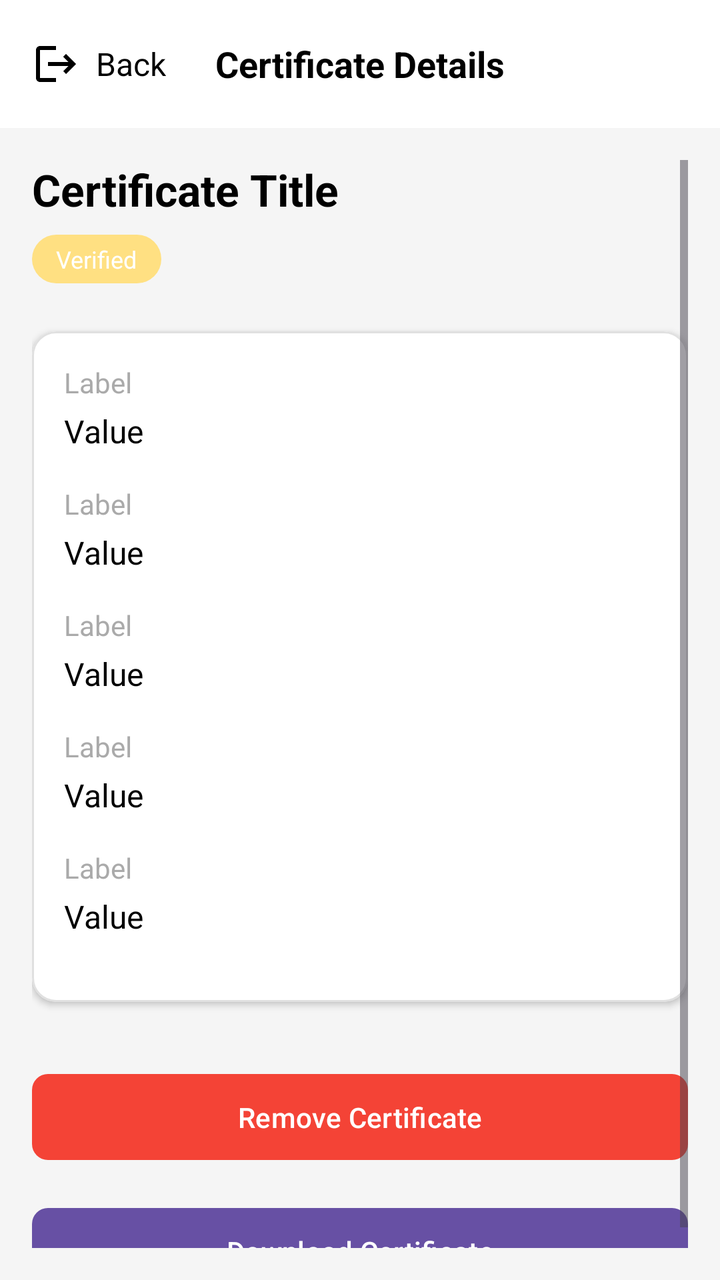
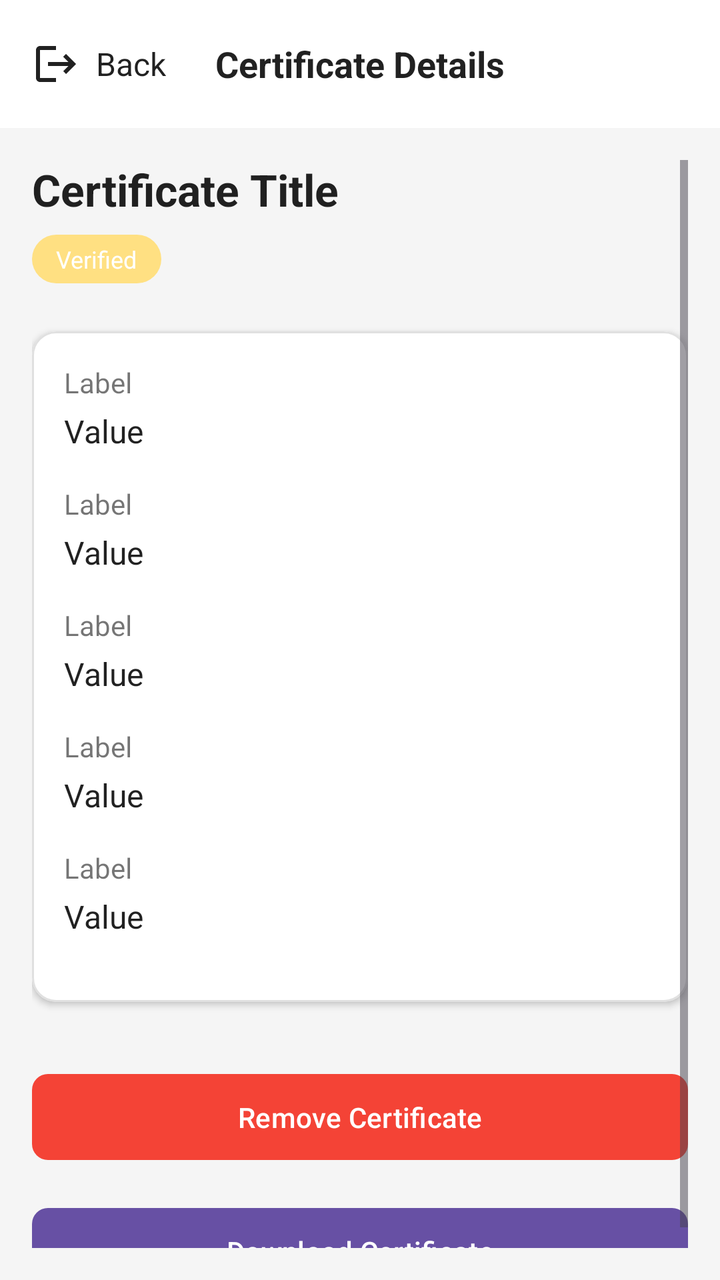

Compare the two renders of this Android layout. The source of the first and the diff that turns it into the second are given below.
<!-- AndroidManifest.xml: application theme Theme.MicroCredential -->
<!-- res/layout/activity_view_certificate.xml -->
<?xml version="1.0" encoding="utf-8"?>
<androidx.constraintlayout.widget.ConstraintLayout xmlns:android="http://schemas.android.com/apk/res/android"
    xmlns:app="http://schemas.android.com/apk/res-auto"
    xmlns:tools="http://schemas.android.com/tools"
    android:layout_width="match_parent"
    android:layout_height="match_parent"
    android:background="#F5F5F5"
    tools:context=".ViewCertificateActivity">

    
    <com.google.android.material.appbar.AppBarLayout
        android:id="@+id/appbar"
        android:layout_width="match_parent"
        android:layout_height="wrap_content"
        android:background="#FFFFFF"
        app:elevation="0dp"
        app:layout_constraintTop_toTopOf="parent">

        <androidx.appcompat.widget.Toolbar
            android:layout_width="match_parent"
            android:layout_height="?attr/actionBarSize">
            
            <LinearLayout
                android:id="@+id/btn_back"
                android:layout_width="wrap_content"
                android:layout_height="wrap_content"
                android:gravity="center_vertical"
                android:orientation="horizontal"
                android:background="?attr/selectableItemBackground"
                android:clickable="true"
                android:focusable="true">
                
                <ImageView
                    android:layout_width="24dp"
                    android:layout_height="24dp"
                    android:src="@drawable/ic_back_arrow"
                    app:tint="#000000"/>
                    
                <TextView
                    android:layout_width="wrap_content"
                    android:layout_height="wrap_content"
                    android:text="Back"
                    android:textColor="#000000"
                    android:textSize="16sp"
                    android:layout_marginStart="8dp"/>
            </LinearLayout>

            <TextView
                android:layout_width="wrap_content"
                android:layout_height="wrap_content"
                android:text="Certificate Details"
                android:textColor="#000000"
                android:textStyle="bold"
                android:textSize="18sp"
                android:layout_gravity="center"/>
                
        </androidx.appcompat.widget.Toolbar>
    </com.google.android.material.appbar.AppBarLayout>

    
    <ScrollView
        android:layout_width="match_parent"
        android:layout_height="0dp"
        android:padding="16dp"
        app:layout_constraintTop_toBottomOf="@id/appbar"
        app:layout_constraintBottom_toBottomOf="parent">

        <LinearLayout
            android:layout_width="match_parent"
            android:layout_height="wrap_content"
            android:orientation="vertical">

            
            <TextView
                android:id="@+id/tv_title"
                android:layout_width="match_parent"
                android:layout_height="wrap_content"
                android:text="Certificate Title"
                android:textSize="22sp"
                android:textStyle="bold"
                android:textColor="#000000"
                android:layout_marginBottom="8dp"/>

            <TextView
                android:id="@+id/tv_status"
                android:layout_width="wrap_content"
                android:layout_height="wrap_content"
                android:text="Verified"
                android:background="@drawable/bg_status_pending"
                android:textColor="#FFFFFF"
                android:textSize="12sp"
                android:paddingStart="12dp"
                android:paddingEnd="12dp"
                android:paddingTop="4dp"
                android:paddingBottom="4dp"
                android:layout_marginBottom="24dp"/>

            
            <com.google.android.material.card.MaterialCardView
                android:layout_width="match_parent"
                android:layout_height="wrap_content"
                app:cardCornerRadius="12dp"
                app:cardElevation="2dp"
                app:strokeColor="#E0E0E0"
                app:strokeWidth="1dp"
                android:backgroundTint="#FFFFFF">

                <LinearLayout
                    android:layout_width="match_parent"
                    android:layout_height="wrap_content"
                    android:orientation="vertical"
                    android:padding="16dp">

                    <include layout="@layout/item_detail_row" android:id="@+id/row_organization"/>
                    <include layout="@layout/item_detail_row" android:id="@+id/row_issued"/>
                    <include layout="@layout/item_detail_row" android:id="@+id/row_expiry"/>
                    <include layout="@layout/item_detail_row" android:id="@+id/row_credential_id"/>
                    <include layout="@layout/item_detail_row" android:id="@+id/row_type"/>

                </LinearLayout>
            </com.google.android.material.card.MaterialCardView>

            
            <com.google.android.material.button.MaterialButton
                android:id="@+id/btn_remove"
                android:layout_width="match_parent"
                android:layout_height="wrap_content"
                android:layout_marginTop="32dp"
                android:text="Remove Certificate"
                android:textColor="@android:color/white"
                android:textAllCaps="false"
                android:padding="12dp"
                app:backgroundTint="#F44336"
                app:cornerRadius="8dp"/>

            <com.google.android.material.button.MaterialButton
                android:id="@+id/btn_download"
                android:layout_width="match_parent"
                android:layout_height="wrap_content"
                android:layout_marginTop="16dp"
                android:text="Download Certificate"
                android:textAllCaps="false"
                android:padding="12dp"
                app:cornerRadius="8dp"/>

            
            <LinearLayout
                android:id="@+id/layout_admin_actions"
                android:layout_width="match_parent"
                android:layout_height="wrap_content"
                android:orientation="horizontal"
                android:layout_marginTop="32dp"
                android:visibility="gone">

                <com.google.android.material.button.MaterialButton
                    android:id="@+id/btn_reject"
                    android:layout_width="0dp"
                    android:layout_height="wrap_content"
                    android:layout_weight="1"
                    android:padding="12dp"
                    app:backgroundTint="#F44336"
                    android:text="Reject"
                    android:textAllCaps="false"
                    android:textColor="@android:color/white"
                    app:cornerRadius="8dp"/>

                <View
                    android:layout_width="16dp"
                    android:layout_height="0dp" />

                <com.google.android.material.button.MaterialButton
                    android:id="@+id/btn_verify"
                    android:layout_width="0dp"
                    android:layout_height="wrap_content"
                    android:layout_weight="1"
                    android:padding="12dp"
                    app:backgroundTint="#4CAF50"
                    android:text="Verify"
                    android:textAllCaps="false"
                    android:textColor="@android:color/white"
                    app:cornerRadius="8dp"/>
            </LinearLayout>

        </LinearLayout>
    </ScrollView>

    <ProgressBar
        android:id="@+id/progressBar"
        android:layout_width="wrap_content"
        android:layout_height="wrap_content"
        android:visibility="gone"
        app:layout_constraintTop_toTopOf="parent"
        app:layout_constraintBottom_toBottomOf="parent"
        app:layout_constraintStart_toStartOf="parent"
        app:layout_constraintEnd_toEndOf="parent"/>

</androidx.constraintlayout.widget.ConstraintLayout>
<!-- res/layout/item_detail_row.xml (included above) -->
<?xml version="1.0" encoding="utf-8"?>
<LinearLayout xmlns:android="http://schemas.android.com/apk/res/android"
    android:layout_width="match_parent"
    android:layout_height="wrap_content"
    android:orientation="vertical"
    android:layout_marginBottom="16dp">

    <TextView
        android:id="@+id/tv_label"
        android:layout_width="wrap_content"
        android:layout_height="wrap_content"
        android:text="Label"
        android:textColor="@android:color/darker_gray"
        android:textSize="14sp" />

    <TextView
        android:id="@+id/tv_value"
        android:layout_width="match_parent"
        android:layout_height="wrap_content"
        android:text="Value"
        android:textColor="@android:color/black"
        android:textSize="16sp"
        android:layout_marginTop="4dp"/>

</LinearLayout>
<!-- resources referenced by this layout -->
<resources>
  <!-- drawable bg_status_pending (drawable) -->
  <?xml version="1.0" encoding="utf-8"?>
  <shape xmlns:android="http://schemas.android.com/apk/res/android"
      android:shape="rectangle">
      <solid android:color="#FFE082" />
      <corners android:radius="16dp" />
  </shape>
  <!-- drawable ic_back_arrow (drawable) -->
  <vector xmlns:android="http://schemas.android.com/apk/res/android"
      android:width="24dp"
      android:height="24dp"
      android:viewportWidth="24"
      android:viewportHeight="24">
      <path
          android:fillColor="?android:attr/textColorPrimary"
          android:pathData="M17,7l-1.41,1.41L18.17,11H8v2h10.17l-2.58,2.58L17,17l5,-5zM4,5h8V3H4c-1.1,0 -2,0.9 -2,2v14c0,1.1 0.9,2 2,2h8v-2H4V5z"/>
  </vector>
  <style name="Theme.MicroCredential" parent="Base.Theme.MicroCredential" />
  <style name="Base.Theme.MicroCredential" parent="Theme.Material3.DayNight.NoActionBar">
          
          
      </style>
</resources>

<!-- the commit's change to res/layout/activity_view_certificate.xml (unified diff, before → after) -->
@@ -4,7 +4,7 @@
     xmlns:tools="http://schemas.android.com/tools"
     android:layout_width="match_parent"
     android:layout_height="match_parent"
-    android:background="#F5F5F5"
+    android:background="@color/app_background"
     tools:context=".ViewCertificateActivity">
 
     
@@ -12,7 +12,7 @@
         android:id="@+id/appbar"
         android:layout_width="match_parent"
         android:layout_height="wrap_content"
-        android:background="#FFFFFF"
+        android:background="@color/surface_color"
         app:elevation="0dp"
         app:layout_constraintTop_toTopOf="parent">
 
@@ -34,13 +34,13 @@
                     android:layout_width="24dp"
                     android:layout_height="24dp"
                     android:src="@drawable/ic_back_arrow"
-                    app:tint="#000000"/>
+                    app:tint="@color/text_primary"/>
                     
                 <TextView
                     android:layout_width="wrap_content"
                     android:layout_height="wrap_content"
                     android:text="Back"
-                    android:textColor="#000000"
+                    android:textColor="@color/text_primary"
                     android:textSize="16sp"
                     android:layout_marginStart="8dp"/>
             </LinearLayout>
@@ -49,7 +49,7 @@
                 android:layout_width="wrap_content"
                 android:layout_height="wrap_content"
                 android:text="Certificate Details"
-                android:textColor="#000000"
+                android:textColor="@color/text_primary"
                 android:textStyle="bold"
                 android:textSize="18sp"
                 android:layout_gravity="center"/>
@@ -78,7 +78,7 @@
                 android:text="Certificate Title"
                 android:textSize="22sp"
                 android:textStyle="bold"
-                android:textColor="#000000"
+                android:textColor="@color/text_primary"
                 android:layout_marginBottom="8dp"/>
 
             <TextView
@@ -101,9 +101,9 @@
                 android:layout_height="wrap_content"
                 app:cardCornerRadius="12dp"
                 app:cardElevation="2dp"
-                app:strokeColor="#E0E0E0"
+                app:strokeColor="@color/card_stroke"
                 app:strokeWidth="1dp"
-                android:backgroundTint="#FFFFFF">
+                android:backgroundTint="@color/surface_color">
 
                 <LinearLayout
                     android:layout_width="match_parent"
@@ -208,7 +208,7 @@
         android:layout_width="wrap_content"
         android:layout_height="wrap_content"
         android:text="Label"
-        android:textColor="@android:color/darker_gray"
+        android:textColor="@color/text_secondary"
         android:textSize="14sp" />
 
     <TextView
@@ -216,7 +216,7 @@
         android:layout_width="match_parent"
         android:layout_height="wrap_content"
         android:text="Value"
-        android:textColor="@android:color/black"
+        android:textColor="@color/text_primary"
         android:textSize="16sp"
         android:layout_marginTop="4dp"/>
 
<!-- resource entries referenced after the edit -->
@@ -1,5 +1,10 @@
 <!-- resources referenced by this layout -->
 <resources>
+  <color name="app_background">#F5F5F5</color>
+  <color name="card_stroke">#E0E0E0</color>
+  <color name="surface_color">#FFFFFF</color>
+  <color name="text_primary">#DE000000</color>
+  <color name="text_secondary">#8A000000</color>
   <!-- drawable bg_status_pending (drawable) -->
   <?xml version="1.0" encoding="utf-8"?>
   <shape xmlns:android="http://schemas.android.com/apk/res/android"
